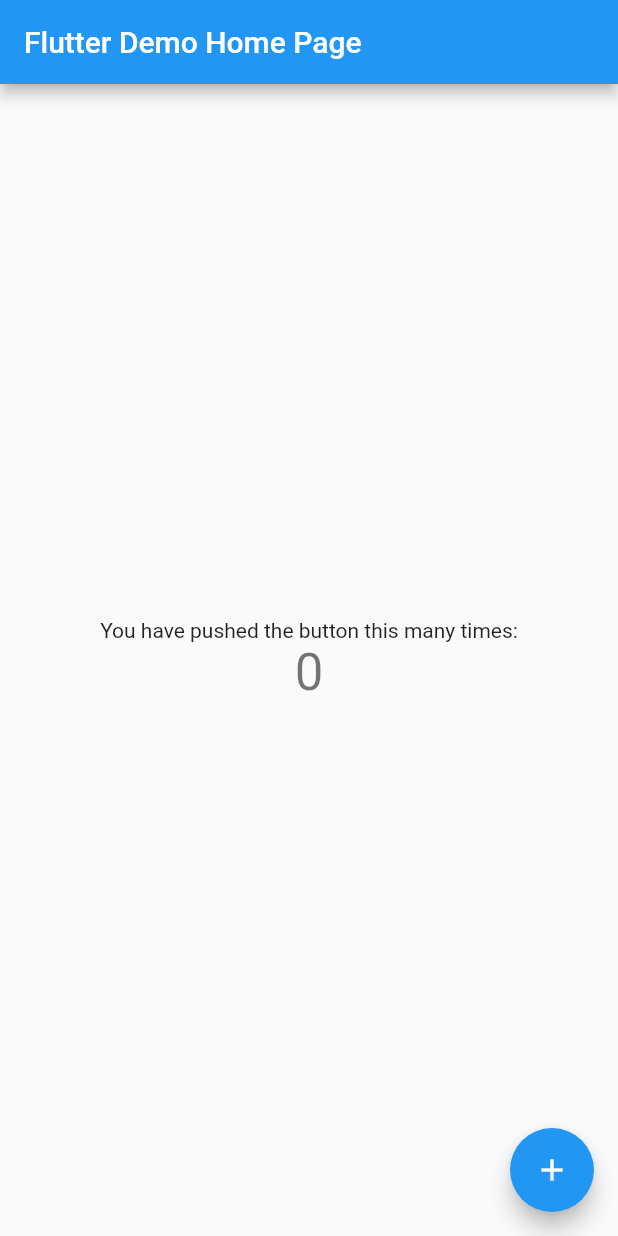
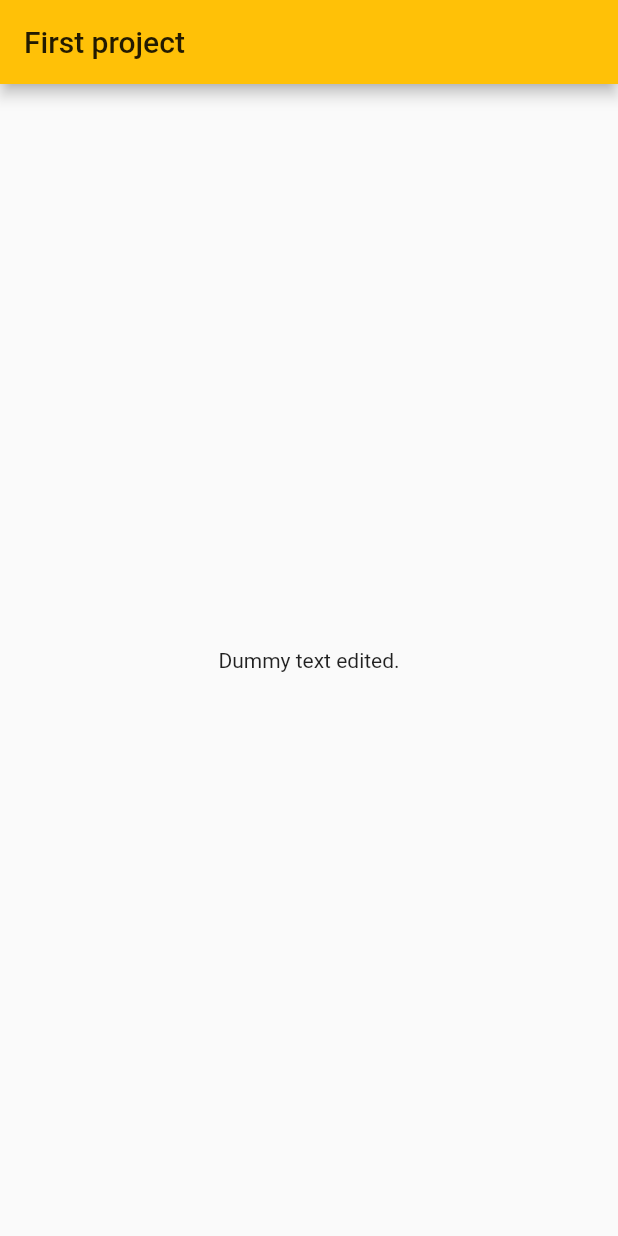
Before and after one commit to const-nawata/flutter_quis, a Flutter app: the screen it shows after launch, on a phone screen of 412 x 824 dp. Run offline on Flutter 3.47's test engine with Material 2 defaults, Android fonts, the phone set to English and light mode, and no system bars.

```diff
--- a/lib/main.dart
+++ b/lib/main.dart
@@ -1,113 +1,48 @@
 import 'package:flutter/material.dart';
 
-void main() {
-  runApp(MyApp());
-}
+void main() => runApp(MyApp());
+
+/*
+  Во flutter все состоит из виджетов.
+  Виджеты описывают, как должен выглядеть UI приложения.
+  Виджет -- это обычный класс наследуемый от одного из двух классов:
+    - StatelessWidget
+    - StatefullWidget
+
+  Каждый виджет имеет основной метод: "build", который строит и отрисовывает
+виджет на экране.
+
+* */
 
 class MyApp extends StatelessWidget {
-  // This widget is the root of your application.
-  @override
+  @override // переопрдеделение методов. В данном случае "build".
+
   Widget build(BuildContext context) {
+//     "context" содержит какую-то мета информацию о виджите, его положении в
+//     дереве виджетов.
+
     return MaterialApp(
-      title: 'Flutter Demo',
-      theme: ThemeData(
-        // This is the theme of your application.
-        //
-        // Try running your application with "flutter run". You'll see the
-        // application has a blue toolbar. Then, without quitting the app, try
-        // changing the primarySwatch below to Colors.green and then invoke
-        // "hot reload" (press "r" in the console where you ran "flutter run",
-        // or simply save your changes to "hot reload" in a Flutter IDE).
-        // Notice that the counter didn't reset back to zero; the application
-        // is not restarted.
-        primarySwatch: Colors.blue,
-      ),
-      home: MyHomePage(title: 'Flutter Demo Home Page'),
+      // Основной виджет.
+      title: 'Quiz App',
+      theme: ThemeData(primarySwatch: Colors.amber),
+      home: HomePage(),
     );
   }
 }
 
-class MyHomePage extends StatefulWidget {
-  MyHomePage({Key key, this.title}) : super(key: key);
-
-  // This widget is the home page of your application. It is stateful, meaning
-  // that it has a State object (defined below) that contains fields that affect
-  // how it looks.
-
-  // This class is the configuration for the state. It holds the values (in this
-  // case the title) provided by the parent (in this case the App widget) and
-  // used by the build method of the State. Fields in a Widget subclass are
-  // always marked "final".
-
-  final String title;
-
-  @override
-  _MyHomePageState createState() => _MyHomePageState();
-}
-
-class _MyHomePageState extends State<MyHomePage> {
-  int _counter = 0;
-
-  void _incrementCounter() {
-    setState(() {
-      // This call to setState tells the Flutter framework that something has
-      // changed in this State, which causes it to rerun the build method below
-      // so that the display can reflect the updated values. If we changed
-      // _counter without calling setState(), then the build method would not be
-      // called again, and so nothing would appear to happen.
-      _counter++;
-    });
-  }
-
+class HomePage extends StatelessWidget {
   @override
   Widget build(BuildContext context) {
-    // This method is rerun every time setState is called, for instance as done
-    // by the _incrementCounter method above.
-    //
-    // The Flutter framework has been optimized to make rerunning build methods
-    // fast, so that you can just rebuild anything that needs updating rather
-    // than having to individually change instances of widgets.
     return Scaffold(
       appBar: AppBar(
-        // Here we take the value from the MyHomePage object that was created by
-        // the App.build method, and use it to set our appbar title.
-        title: Text(widget.title),
+        title: Text('First project'),
       ),
-      body: Center(
-        // Center is a layout widget. It takes a single child and positions it
-        // in the middle of the parent.
-        child: Column(
-          // Column is also a layout widget. It takes a list of children and
-          // arranges them vertically. By default, it sizes itself to fit its
-          // children horizontally, and tries to be as tall as its parent.
-          //
-          // Invoke "debug painting" (press "p" in the console, choose the
-          // "Toggle Debug Paint" action from the Flutter Inspector in Android
-          // Studio, or the "Toggle Debug Paint" command in Visual Studio Code)
-          // to see the wireframe for each widget.
-          //
-          // Column has various properties to control how it sizes itself and
-          // how it positions its children. Here we use mainAxisAlignment to
-          // center the children vertically; the main axis here is the vertical
-          // axis because Columns are vertical (the cross axis would be
-          // horizontal).
-          mainAxisAlignment: MainAxisAlignment.center,
-          children: <Widget>[
-            Text(
-              'You have pushed the button this many times:',
-            ),
-            Text(
-              '$_counter',
-              style: Theme.of(context).textTheme.headline4,
-            ),
-          ],
+      body: Container(
+        // Аналог <div></div>
+        child: Center(
+          child: Text('Dummy text edited.'),
         ),
       ),
-      floatingActionButton: FloatingActionButton(
-        onPressed: _incrementCounter,
-        tooltip: 'Increment',
-        child: Icon(Icons.add),
-      ), // This trailing comma makes auto-formatting nicer for build methods.
     );
   }
 }
```
Also changed, not shown: 5 other files.
